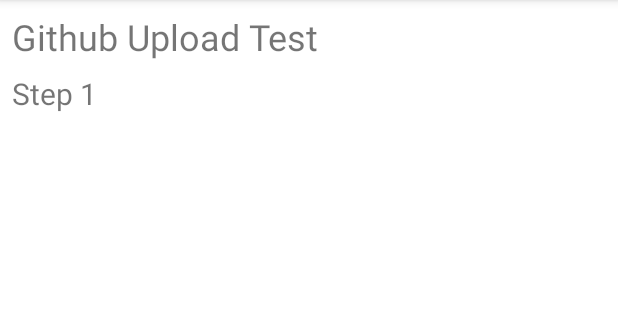
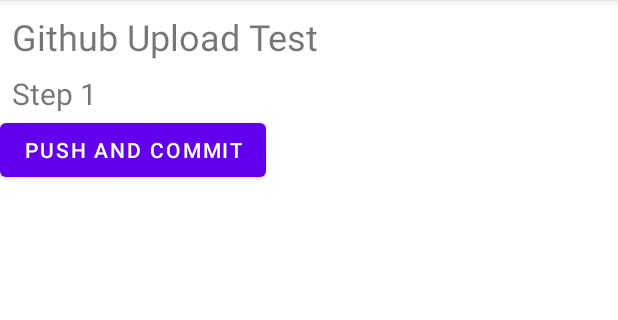
Before and after one commit to erleed/GitUploadTest, an Android app: the screen it shows after launch (MainActivity), on a phone screen of 412 x 824 dp, the part 84-404 px from its top. Run offline under Robolectric (Android 15) with nearby library versions, the phone set to English and light mode, and no system bars.

Commit message:
Added button "Push and Commit"

```diff
--- a/app/src/main/res/layout/activity_main.xml
+++ b/app/src/main/res/layout/activity_main.xml
@@ -24,5 +24,10 @@
         android:layout_marginTop="8dp"
         android:layout_marginLeft="8dp"
         />
+    <Button
+        android:layout_width="wrap_content"
+        android:layout_height="wrap_content"
+        android:text="Push and Commit"
+        />
 
 </LinearLayout>
```
